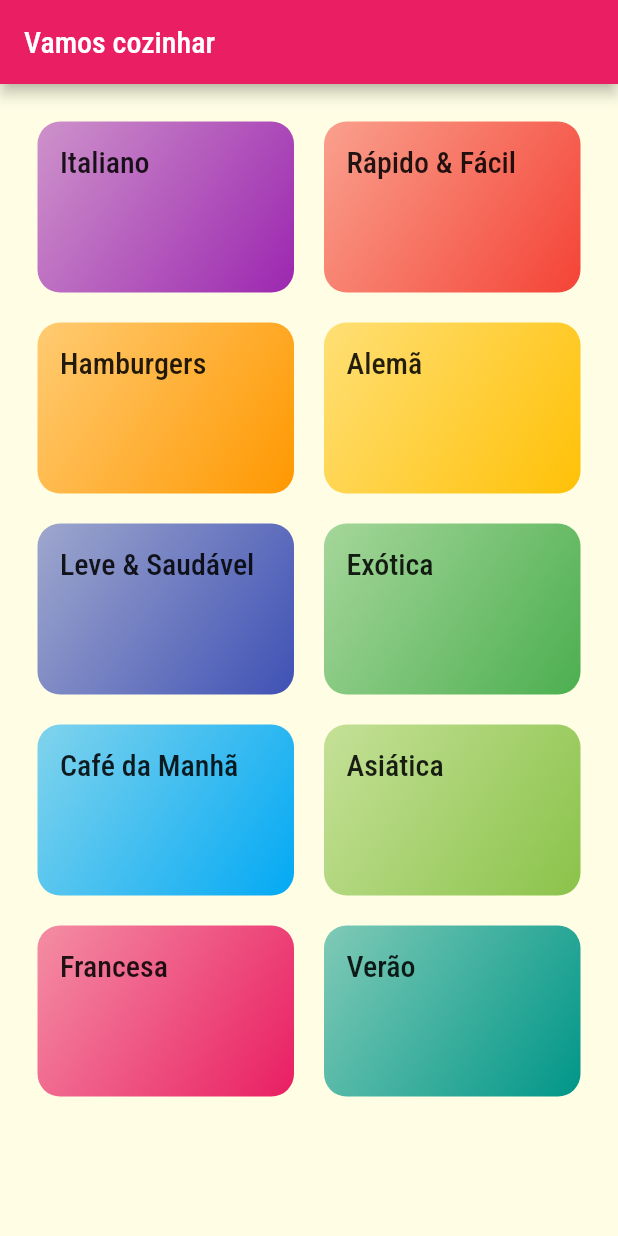
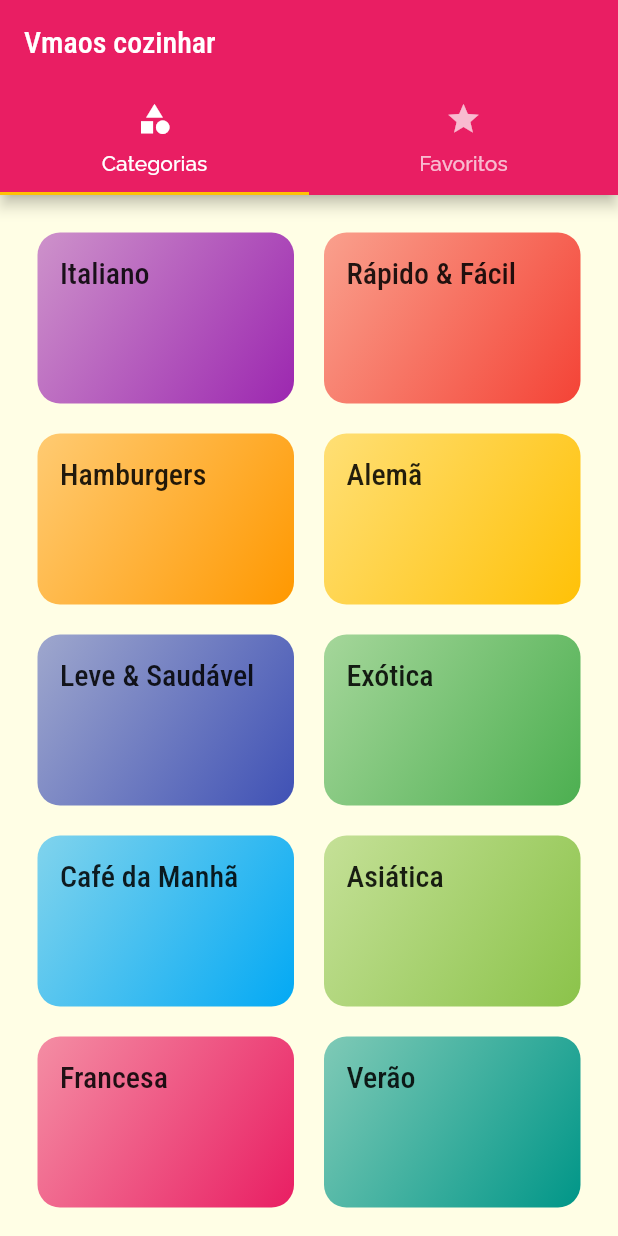
Before and after one commit to cristianohorn/flutter-meals, a Flutter app: the screen it shows after launch, on a phone screen of 412 x 824 dp. Run offline on Flutter 3.47's test engine with Material 2 defaults, Android fonts, the phone set to English and light mode, and no system bars.

Commit message:
inclusão de abas

```diff
--- a/src/meals/lib/main.dart
+++ b/src/meals/lib/main.dart
@@ -1,6 +1,7 @@
 import 'package:flutter/material.dart';
 import 'package:meals/screens/categories_meals_screen.dart';
 import 'package:meals/screens/meal_detail_screen.dart';
+import 'package:meals/screens/tabs_screen.dart';
 import 'package:meals/utils/app-routes.dart';
 import '../screens/categories_screen.dart';
 
@@ -28,7 +29,7 @@ class MyApp extends StatelessWidget {
       ),
       // home: CategoriesScreen(),
       routes: {
-        AppRoutes.HOME: (_) => CategoriesScreen(),
+        AppRoutes.HOME: (_) => TabsScreen(),
         AppRoutes.CATEGORIES_MEALS: (_) => CategoriesMealsScreen(),
         AppRoutes.MEAL_DETAIL: (_) => MealDetailScreen()
       },
--- a/src/meals/lib/screens/categories_screen.dart
+++ b/src/meals/lib/screens/categories_screen.dart
@@ -1,5 +1,4 @@
 import 'package:flutter/material.dart';
-import 'package:meals/models/category.dart';
 import '../components/category_item.dart';
 import '../data/dummy_data.dart';
 
@@ -8,11 +7,7 @@ class CategoriesScreen extends StatelessWidget {
 
   @override
   Widget build(BuildContext context) {
-    return Scaffold(
-      appBar: AppBar(
-        title: Text('Vamos cozinhar'),
-      ),
-      body: GridView(
+    return GridView(
       padding: EdgeInsets.all(25),
       gridDelegate: const SliverGridDelegateWithMaxCrossAxisExtent(
         maxCrossAxisExtent: 200,
@@ -21,7 +16,6 @@ class CategoriesScreen extends StatelessWidget {
         mainAxisSpacing: 20,
       ),
       children: DUMMY_CATEGORIES.map((cat) => CategoryItem(cat)).toList(),
-      ),
     );
   }
 }
--- /dev/null
+++ b/src/meals/lib/screens/favorite_screen.dart
@@ -0,0 +1,12 @@
+import 'package:flutter/material.dart';
+
+class FavoriteScreen extends StatelessWidget {
+  const FavoriteScreen({Key? key}) : super(key: key);
+
+  @override
+  Widget build(BuildContext context) {
+    return Center(
+      child: Text('Minhas refeições favoritas!'),
+    );
+  }
+}
--- /dev/null
+++ b/src/meals/lib/screens/tabs_screen.dart
@@ -0,0 +1,37 @@
+// ignore_for_file: prefer_const_constructors, prefer_const_literals_to_create_immutables
+
+import 'package:flutter/material.dart';
+import 'package:meals/screens/categories_screen.dart';
+import 'package:meals/screens/favorite_screen.dart';
+
+class TabsScreen extends StatelessWidget {
+  const TabsScreen({Key? key}) : super(key: key);
+
+  @override
+  Widget build(BuildContext context) {
+    return DefaultTabController(
+      length: 2,
+      child: Scaffold(
+        appBar: AppBar(
+          title: Text('Vmaos cozinhar'),
+          bottom: TabBar(tabs: [
+            Tab(
+              icon: Icon(Icons.category),
+              text: 'Categorias',
+            ),
+            Tab(
+              icon: Icon(Icons.star),
+              text: 'Favoritos',
+            ),
+          ]),
+        ),
+        body: TabBarView(
+          children: [
+            CategoriesScreen(),
+            FavoriteScreen(),
+          ],
+        ),
+      ),
+    );
+  }
+}
```
Lines whose indentation alone changed are shown as unchanged.
